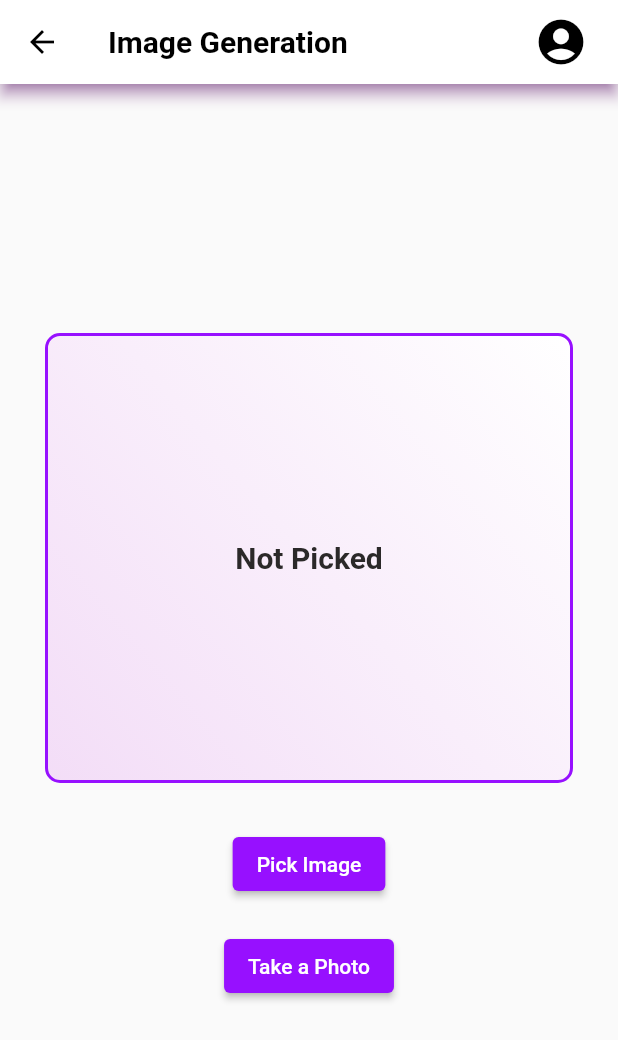
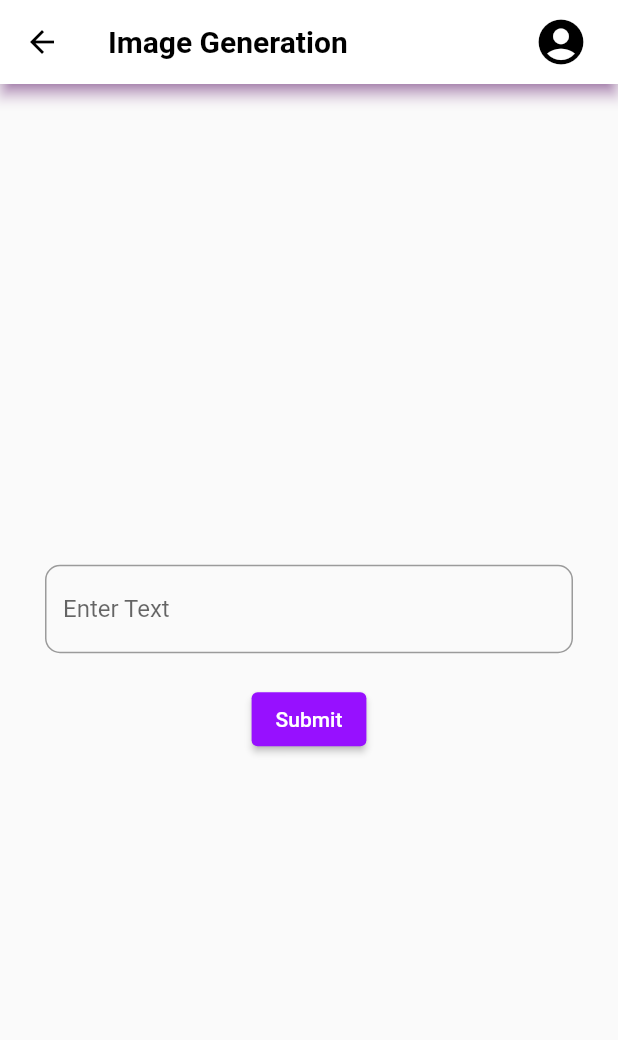
Before and after one commit to NavodPeiris/PhotoLab, a Flutter app: the ImageGeneration screen opened directly, on a phone screen of 412 x 824 dp. Shown: the top 1040 px of the screen. Run offline on Flutter 3.47's test engine with Material 2 defaults, Android fonts, the phone set to English and light mode, and no system bars; drawn by our look-alikes of dropdown_button2; our stand-ins replace cached_network_image, cloud_firestore, dio, firebase_auth, firebase_core, fluttertoast and 3 more; accounts and stored records are empty.

Commit message:
change image generation ui

```diff
--- a/app/lib/Home.dart
+++ b/app/lib/Home.dart
@@ -14,8 +14,8 @@
 
 //import './SuperRes.dart';
 //import './Deoldify.dart';
-import './StyleTransfer.dart';
-import './ImageGen.dart';
+import 'before/StyleTransfer.dart';
+import 'before/ImageGen.dart';
 import './account.dart';
 
 import 'superResolution.dart';
--- a/app/lib/ImageGeneration.dart
+++ b/app/lib/ImageGeneration.dart
@@ -43,76 +43,29 @@
             children: [
               Padding(
                 padding: const EdgeInsets.all(30.0),
-                child: Container(
-                  width: double.infinity,
-                  height: 300,
-                  decoration: BoxDecoration(
-                    border: Border.all(
-                      color: themeColor, // Border color
-                      width: 2.0, // Border width
-                    ),
+                child: Column(
+                  children: [
+                    TextField(
+                      decoration: InputDecoration(
+                        hintText: 'Enter Text',
+                        border: OutlineInputBorder(
                           borderRadius: BorderRadius.circular(10),
-                    gradient: const LinearGradient(
-                      begin: Alignment.bottomLeft,
-                      end: Alignment.topRight,
-                      colors: [
-                        Color.fromARGB(
-                            255, 243, 221, 247), // Start with your theme color
-                        Colors
-                            .white, // Add a transparent color for the "charm" effect
-                      ],
-                    ),
-                  ),
-                  child: file != null
-                      ? Image.file(
-                          File(file!.path),
-                          fit: BoxFit.cover,
-                        )
-                      : const Center(
-                          child: Text(
-                            'Not Picked',
-                            style: TextStyle(
-                              fontSize: 20,
-                              color: Color.fromARGB(255, 43, 41,
-                                  41), // Set the text color to white
-                              fontWeight: FontWeight.bold, // Make the text bold
+                          borderSide: BorderSide(color: themeColor, width: 2.0),
                         ),
                       ),
                     ),
-                ),
-              ),
-              //Single Image
+                    const SizedBox(height: 20),
                     ElevatedButton(
-                // Changed to an ElevatedButton for a more prominent appearance
-                onPressed: () async {
-                  final XFile? photo =
-                      await _picker.pickImage(source: ImageSource.gallery);
-                  setState(() {
-                    file = photo;
-                  });
+                      onPressed: () {
+                        // Add logic
                       },
                       style: ElevatedButton.styleFrom(
-                  backgroundColor:
-                      themeColor, // Use themeColor as the button color
+                        backgroundColor: themeColor,
                       ),
-                child: const Text('Pick Image',
+                      child: const Text('Submit',
                           style: TextStyle(color: Colors.white)),
                     ),
-              Padding(
-                padding: const EdgeInsets.all(20.0),
-                child: ElevatedButton(
-                  onPressed: () async {
-                    final XFile? photo = await _picker.pickImage(
-                        source: ImageSource.camera); // Use camera source
-                    setState(() {
-                      file = photo;
-                    });
-                  },
-                  style: ElevatedButton.styleFrom(
-                    backgroundColor: themeColor, // Use your theme color
-                  ),
-                  child: const Text('Take a Photo',
-                      style: TextStyle(color: Colors.white)),
+                  ],
                 ),
               ),
             ],
```
Lines whose indentation alone changed are shown as unchanged.
